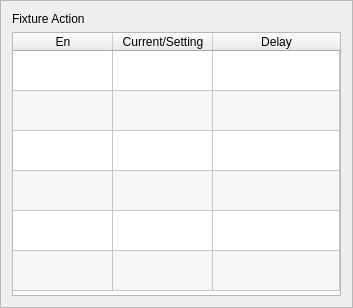
dongdong-2009/3-5AxisRobot, file hcinstruction/ichcfixturepage.ui: the form before one commit.
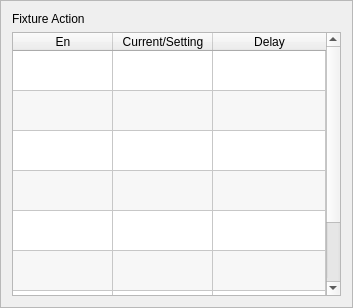
The form after the commit. Icons and pictures are not drawn. Custom widgets are drawn as their Qt base class.

```diff
--- a/hcinstruction/ichcfixturepage.ui
+++ b/hcinstruction/ichcfixturepage.ui
@@ -28,7 +28,7 @@
     </widget>
    </item>
    <item>
-    <widget class="ICTableWidget" name="tableWidget">
+    <widget class="QTableWidget" name="tableWidget">
      <property name="styleSheet">
       <string notr="true">::item{
 height: 33px;
@@ -141,6 +141,16 @@
        <string>Sucker2</string>
       </property>
      </row>
+     <row>
+      <property name="text">
+       <string>GZSucker1</string>
+      </property>
+     </row>
+     <row>
+      <property name="text">
+       <string>GZSucker2</string>
+      </property>
+     </row>
      <column>
       <property name="text">
        <string>En</string>
@@ -243,17 +253,20 @@
        <string/>
       </property>
      </item>
+     <item row="6" column="0">
+      <property name="checkState">
+       <enum>Unchecked</enum>
+      </property>
+     </item>
+     <item row="7" column="0">
+      <property name="checkState">
+       <enum>Unchecked</enum>
+      </property>
+     </item>
     </widget>
    </item>
   </layout>
  </widget>
- <customwidgets>
-  <customwidget>
-   <class>ICTableWidget</class>
-   <extends>QTableWidget</extends>
-   <header>ictablewidget.h</header>
-  </customwidget>
- </customwidgets>
  <resources/>
  <connections/>
 </ui>
```
